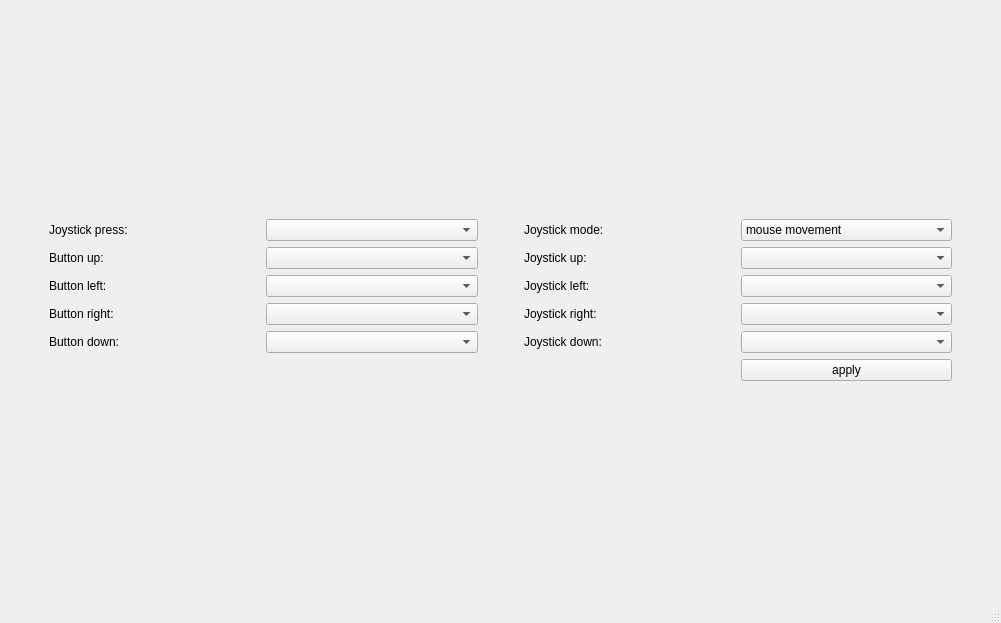
This is mainwindow.ui in NicolasWelferKirinus/arduino-gamepad as Qt 5 draws it before an edit. The edited form follows.
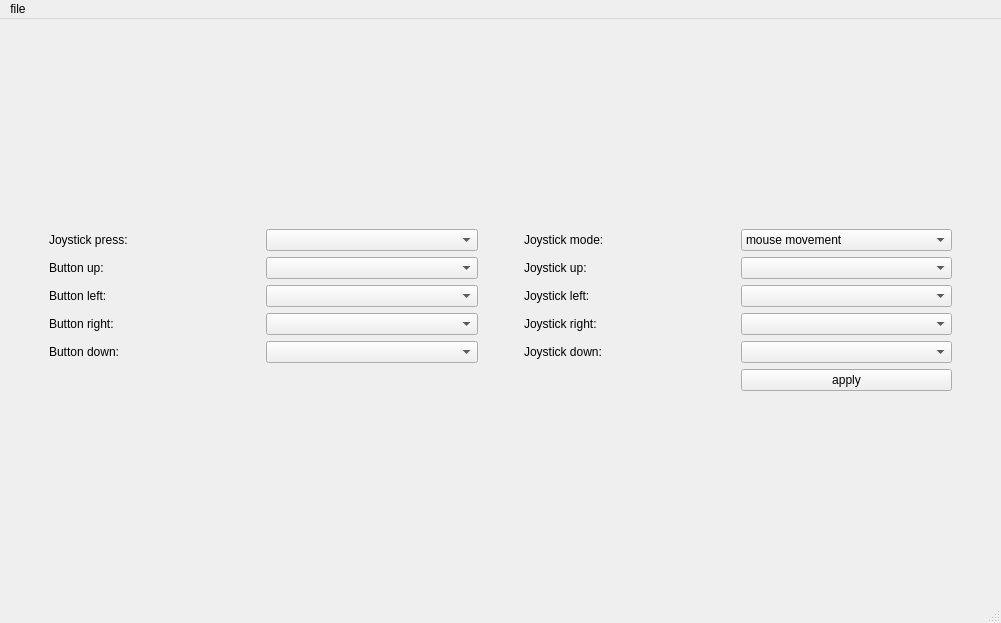
This is the edited form. Icons and pictures are not drawn.

```diff
--- a/mainwindow.ui
+++ b/mainwindow.ui
@@ -238,6 +238,15 @@
      <height>22</height>
     </rect>
    </property>
+   <widget class="QMenu" name="menufile">
+    <property name="title">
+     <string>file</string>
+    </property>
+    <addaction name="actionOpen"/>
+    <addaction name="actionSave"/>
+    <addaction name="actionSave_as"/>
+   </widget>
+   <addaction name="menufile"/>
   </widget>
   <widget class="QStatusBar" name="statusbar"/>
  </widget>
```
Left out of the diff: 51 changed lines with no effect on the pictures.
